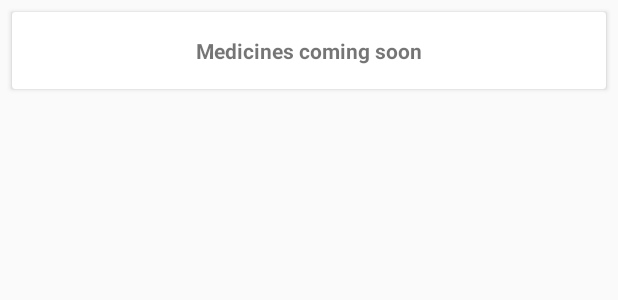
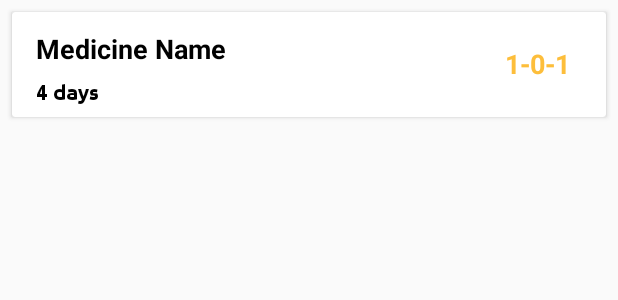
Before and after one commit to saisukesh04/Khyaal, an Android app: the layout home_medicine_card.xml on its own in the app's theme, with its tools: preview values and no code run, on a phone screen of 412 x 824 dp. Shown: the top 300 px of the screen. Run offline under Robolectric (Android 15) with nearby library versions, the phone set to English and light mode, and no system bars.

Commit message:
Completed HomeAdapter

```diff
--- a/app/src/main/res/layout/home_medicine_card.xml
+++ b/app/src/main/res/layout/home_medicine_card.xml
@@ -10,16 +10,49 @@
         android:layout_height="wrap_content">
 
         <TextView
-            android:layout_width="match_parent"
+            android:id="@+id/medicineName"
+            android:layout_width="wrap_content"
             android:layout_height="wrap_content"
+            android:layout_marginStart="16dp"
+            android:layout_marginTop="12dp"
+            android:text="Medicine Name"
+            android:textColor="@color/black"
+            android:textSize="18sp"
+            android:textStyle="bold"
+            app:layout_constraintEnd_toStartOf="@+id/medicineDose"
+            app:layout_constraintHorizontal_bias="0.0"
+            app:layout_constraintStart_toStartOf="parent"
+            app:layout_constraintTop_toTopOf="parent" />
+
+        <TextView
+            android:id="@+id/medicineDays"
+            android:layout_width="wrap_content"
+            android:layout_height="wrap_content"
+            android:layout_marginStart="16dp"
+            android:layout_marginTop="8dp"
+            android:fontFamily="@font/ubuntu_bold"
+            android:paddingBottom="8dp"
+            android:text="4 days"
+            android:textColor="@color/black"
+            app:layout_constraintBottom_toBottomOf="parent"
+            app:layout_constraintStart_toStartOf="parent"
+            app:layout_constraintTop_toBottomOf="@+id/medicineName" />
+
+        <TextView
+            android:id="@+id/medicineDose"
+            android:layout_width="wrap_content"
+            android:layout_height="wrap_content"
+            android:layout_marginEnd="16dp"
             android:gravity="center"
-            android:padding="16dp"
-            android:text="Medicines coming soon"
+            android:padding="8dp"
+            android:text="1-0-1"
+            android:textColor="@color/yellow_brown"
+            android:textSize="18sp"
             android:textStyle="bold"
             app:layout_constraintBottom_toBottomOf="parent"
             app:layout_constraintEnd_toEndOf="parent"
-            app:layout_constraintStart_toStartOf="parent"
-            app:layout_constraintTop_toTopOf="parent" />
+            app:layout_constraintTop_toTopOf="parent"
+            app:layout_constraintVertical_bias="0.47" />
 
     </androidx.constraintlayout.widget.ConstraintLayout>
 
```
Also changed, not shown: app/src/main/java/com/undamped/khyaal/adapters/HomeAdapter.java (+11 -1 lines), app/src/main/java/com/undamped/khyaal/entity/Medicine.java (+11 -0 lines).
